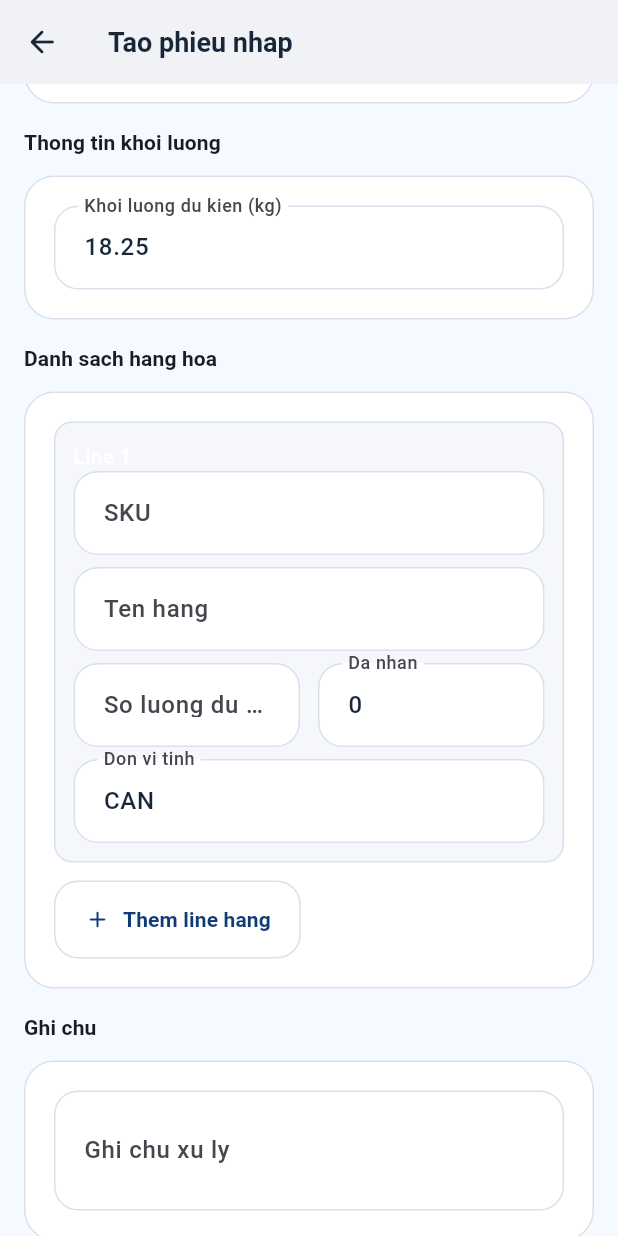
After one commit to nekover0/SmartlogSWM, a Flutter app: the ReceiptCreatePage screen opened by its route, scrolled down 576 dp, after a tap on "Them line hang", after a tap on the "delete outline" icon, on a phone screen of 412 x 824 dp. The commit adds this screen. Run offline on Flutter 3.47's test engine with Material 3 defaults, Android fonts, the phone set to English and light mode, and no system bars; our stand-ins replace dio, flutter_riverpod, flutter_secure_storage, freezed_annotation, go_router, permission_handler; missing offline and left inert: mobile_scanner; accounts and stored records are empty.

Commit message:
feat(inbound): replace receipt create placeholder page

```diff
--- a/mobile/lib/app/router/app_router.dart
+++ b/mobile/lib/app/router/app_router.dart
@@ -16,6 +16,7 @@ import 'package:smartlog_swm_mobile/features/account/presentation/pages/role_adm
 import 'package:smartlog_swm_mobile/features/account/presentation/pages/user_admin_page.dart';
 import 'package:smartlog_swm_mobile/features/auth/presentation/pages/login_page.dart';
 import 'package:smartlog_swm_mobile/features/auth/presentation/pages/post_login_bootstrap_page.dart';
+import 'package:smartlog_swm_mobile/features/inbound/presentation/pages/receipt_create_page.dart';
 import 'package:smartlog_swm_mobile/features/inbound/presentation/pages/receipt_detail_page.dart';
 import 'package:smartlog_swm_mobile/features/inbound/presentation/pages/receipt_list_page.dart';
 import 'package:smartlog_swm_mobile/features/inventory/presentation/pages/inventory_detail_page.dart';
@@ -141,14 +142,7 @@ final appRouterProvider = Provider<GoRouter>((ref) {
         path: AppRoutePaths.receiptCreate,
         name: AppRouteNames.receiptCreate,
         builder: (BuildContext context, GoRouterState state) {
-          return const AppRoutePlaceholderPage(
-            icon: Icons.add_box_outlined,
-            frameLabel: '09. Chi tiết Phiếu Nhập (Refined Flow)',
-            routePath: AppRoutePaths.receiptCreate,
-            title: 'Tạo phiếu nhập',
-            description:
-                'Màn tạo phiếu nhập đang là placeholder cho flow chi tiết inbound.',
-          );
+          return const ReceiptCreatePage();
         },
       ),
       GoRoute(
--- /dev/null
+++ b/mobile/lib/features/inbound/presentation/pages/receipt_create_page.dart
@@ -0,0 +1,497 @@
+import 'package:flutter/material.dart';
+import 'package:go_router/go_router.dart';
+import 'package:smartlog_swm_mobile/app/router/app_route_paths.dart';
+import 'package:smartlog_swm_mobile/shared/theme/app_colors.dart';
+import 'package:smartlog_swm_mobile/shared/theme/app_spacing.dart';
+
+class ReceiptCreatePage extends StatefulWidget {
+  const ReceiptCreatePage({super.key});
+
+  @override
+  State<ReceiptCreatePage> createState() => _ReceiptCreatePageState();
+}
+
+class _ReceiptCreatePageState extends State<ReceiptCreatePage> {
+  final _formKey = GlobalKey<FormState>();
+
+  late final TextEditingController _ownerController;
+  late final TextEditingController _warehouseController;
+  late final TextEditingController _purchaseOrderController;
+  late final TextEditingController _billOfLadingController;
+  late final TextEditingController _vesselController;
+  late final TextEditingController _plateNumberController;
+  late final TextEditingController _expectedWeightController;
+  late final TextEditingController _noteController;
+
+  final List<_DraftLine> _lines = <_DraftLine>[];
+  bool _isSubmitting = false;
+
+  @override
+  void initState() {
+    super.initState();
+    _ownerController = TextEditingController(text: 'Vinamilk Logistics');
+    _warehouseController = TextEditingController(text: 'BDG-WH-02');
+    _purchaseOrderController = TextEditingController();
+    _billOfLadingController = TextEditingController();
+    _vesselController = TextEditingController();
+    _plateNumberController = TextEditingController();
+    _expectedWeightController = TextEditingController(text: '18.25');
+    _noteController = TextEditingController();
+
+    _lines.add(
+      _DraftLine(
+        skuController: TextEditingController(text: 'SKU-MILK-18L'),
+        itemNameController: TextEditingController(
+          text: 'Sua tuoi tiet trung 18L',
+        ),
+        expectedQtyController: TextEditingController(text: '320'),
+        receivedQtyController: TextEditingController(text: '0'),
+        uomController: TextEditingController(text: 'CAN'),
+      ),
+    );
+  }
+
+  @override
+  void dispose() {
+    _ownerController.dispose();
+    _warehouseController.dispose();
+    _purchaseOrderController.dispose();
+    _billOfLadingController.dispose();
+    _vesselController.dispose();
+    _plateNumberController.dispose();
+    _expectedWeightController.dispose();
+    _noteController.dispose();
+
+    for (final line in _lines) {
+      line.dispose();
+    }
+
+    super.dispose();
+  }
+
+  @override
+  Widget build(BuildContext context) {
+    return Scaffold(
+      backgroundColor: const Color(0xFFF4FAFF),
+      appBar: AppBar(
+        leading: IconButton(
+          key: const Key('receipt_create_back_button'),
+          onPressed: _handleBack,
+          icon: const Icon(Icons.arrow_back_rounded),
+          tooltip: 'Quay lai',
+        ),
+        title: const Text('Tao phieu nhap'),
+      ),
+      body: Form(
+        key: _formKey,
+        child: ListView(
+          padding: AppSpacing.pagePadding,
+          children: [
+            const _SectionTitle(title: 'Header chung tu'),
+            Card(
+              child: Padding(
+                padding: AppSpacing.cardPadding,
+                child: Column(
+                  crossAxisAlignment: CrossAxisAlignment.start,
+                  children: [
+                    Text(
+                      'Trang thai ban dau: Draft',
+                      style: Theme.of(context).textTheme.bodySmall?.copyWith(
+                        color: AppColors.textSecondary,
+                        fontWeight: FontWeight.w600,
+                      ),
+                    ),
+                    const SizedBox(height: AppSpacing.sm),
+                    TextFormField(
+                      controller: _ownerController,
+                      decoration: const InputDecoration(
+                        labelText: 'Chu hang',
+                        hintText: 'Vi du: Vinamilk Logistics',
+                      ),
+                      validator: _requiredValidator('Chu hang'),
+                    ),
+                    const SizedBox(height: AppSpacing.sm),
+                    TextFormField(
+                      controller: _warehouseController,
+                      decoration: const InputDecoration(
+                        labelText: 'Kho nhap',
+                        hintText: 'Vi du: BDG-WH-02',
+                      ),
+                      validator: _requiredValidator('Kho nhap'),
+                    ),
+                  ],
+                ),
+              ),
+            ),
+            const SizedBox(height: AppSpacing.md),
+            const _SectionTitle(title: 'Metadata chinh'),
+            Card(
+              child: Padding(
+                padding: AppSpacing.cardPadding,
+                child: Column(
+                  children: [
+                    TextFormField(
+                      controller: _purchaseOrderController,
+                      decoration: const InputDecoration(
+                        labelText: 'So PO',
+                        hintText: 'Vi du: PO-240404-001',
+                      ),
+                    ),
+                    const SizedBox(height: AppSpacing.sm),
+                    TextFormField(
+                      controller: _billOfLadingController,
+                      decoration: const InputDecoration(
+                        labelText: 'So B/L',
+                        hintText: 'Vi du: BL-240404-001',
+                      ),
+                    ),
+                    const SizedBox(height: AppSpacing.sm),
+                    TextFormField(
+                      controller: _plateNumberController,
+                      decoration: const InputDecoration(
+                        labelText: 'Bien so xe',
+                        hintText: 'Vi du: 51D-12345',
+                      ),
+                    ),
+                    const SizedBox(height: AppSpacing.sm),
+                    TextFormField(
+                      controller: _vesselController,
+                      decoration: const InputDecoration(
+                        labelText: 'Ten tau (neu co)',
+                      ),
+                    ),
+                  ],
+                ),
+              ),
+            ),
+            const SizedBox(height: AppSpacing.md),
+            const _SectionTitle(title: 'Thong tin khoi luong'),
+            Card(
+              child: Padding(
+                padding: AppSpacing.cardPadding,
+                child: TextFormField(
+                  controller: _expectedWeightController,
+                  keyboardType: const TextInputType.numberWithOptions(
+                    decimal: true,
+                  ),
+                  decoration: const InputDecoration(
+                    labelText: 'Khoi luong du kien (kg)',
+                    hintText: 'Vi du: 18250.0',
+                  ),
+                  validator: (value) {
+                    final normalized = (value ?? '').trim().replaceAll(
+                      ',',
+                      '.',
+                    );
+                    final parsed = double.tryParse(normalized);
+                    if (parsed == null || parsed <= 0) {
+                      return 'Nhap khoi luong du kien hop le';
+                    }
+                    return null;
+                  },
+                ),
+              ),
+            ),
+            const SizedBox(height: AppSpacing.md),
+            const _SectionTitle(title: 'Danh sach hang hoa'),
+            Card(
+              child: Padding(
+                padding: AppSpacing.cardPadding,
+                child: Column(
+                  children: [
+                    for (var index = 0; index < _lines.length; index++) ...[
+                      _DraftLineEditor(
+                        line: _lines[index],
+                        index: index,
+                        onRemove: _lines.length == 1
+                            ? null
+                            : () => _removeLine(index),
+                        validator: _requiredValidator,
+                      ),
+                      if (index < _lines.length - 1)
+                        const SizedBox(height: AppSpacing.sm),
+                    ],
+                    const SizedBox(height: AppSpacing.sm),
+                    Align(
+                      alignment: Alignment.centerLeft,
+                      child: OutlinedButton.icon(
+                        key: const Key('receipt_create_add_line_button'),
+                        onPressed: _addLine,
+                        icon: const Icon(Icons.add_rounded),
+                        label: const Text('Them line hang'),
+                      ),
+                    ),
+                  ],
+                ),
+              ),
+            ),
+            const SizedBox(height: AppSpacing.md),
+            const _SectionTitle(title: 'Ghi chu'),
+            Card(
+              child: Padding(
+                padding: AppSpacing.cardPadding,
+                child: TextFormField(
+                  controller: _noteController,
+                  minLines: 2,
+                  maxLines: 4,
+                  decoration: const InputDecoration(
+                    labelText: 'Ghi chu xu ly',
+                    hintText: 'Nhap huong dan cho doi can va doi kho neu can',
+                  ),
+                ),
+              ),
+            ),
+            const SizedBox(height: AppSpacing.lg),
+            Row(
+              children: [
+                Expanded(
+                  child: OutlinedButton(
+                    onPressed: _isSubmitting ? null : _handleBack,
+                    child: const Text('Huy'),
+                  ),
+                ),
+                const SizedBox(width: AppSpacing.sm),
+                Expanded(
+                  child: ElevatedButton.icon(
+                    key: const Key('receipt_create_submit_button'),
+                    onPressed: _isSubmitting ? null : _handleSubmit,
+                    icon: _isSubmitting
+                        ? const SizedBox(
+                            width: 18,
+                            height: 18,
+                            child: CircularProgressIndicator(strokeWidth: 2),
+                          )
+                        : const Icon(Icons.check_rounded),
+                    label: Text(_isSubmitting ? 'Dang tao...' : 'Tao phieu'),
+                  ),
+                ),
+              ],
+            ),
+            const SizedBox(height: AppSpacing.xxl),
+          ],
+        ),
+      ),
+    );
+  }
+
+  FormFieldValidator<String> _requiredValidator(String label) {
+    return (value) {
+      if ((value ?? '').trim().isEmpty) {
+        return 'Vui long nhap $label';
+      }
+      return null;
+    };
+  }
+
+  void _addLine() {
+    setState(() {
+      _lines.add(
+        _DraftLine(
+          skuController: TextEditingController(),
+          itemNameController: TextEditingController(),
+          expectedQtyController: TextEditingController(),
+          receivedQtyController: TextEditingController(text: '0'),
+          uomController: TextEditingController(text: 'CAN'),
+        ),
+      );
+    });
+  }
+
+  void _removeLine(int index) {
+    setState(() {
+      final removed = _lines.removeAt(index);
+      removed.dispose();
+    });
+  }
+
+  Future<void> _handleSubmit() async {
+    final isValid = _formKey.currentState?.validate() ?? false;
+    if (!isValid) {
+      return;
+    }
+
+    setState(() {
+      _isSubmitting = true;
+    });
+
+    await Future<void>.delayed(const Duration(milliseconds: 450));
+
+    if (!mounted) {
+      return;
+    }
+
+    setState(() {
+      _isSubmitting = false;
+    });
+
+    final generatedNo = _generateReceiptNo();
+    ScaffoldMessenger.of(context)
+      ..hideCurrentSnackBar()
+      ..showSnackBar(
+        SnackBar(
+          content: Text('Da tao phieu nhap $generatedNo o trang thai Draft.'),
+        ),
+      );
+
+    if (context.canPop()) {
+      context.pop();
+      return;
+    }
+
+    context.go(AppRoutePaths.receiptList);
+  }
+
+  String _generateReceiptNo() {
+    final now = DateTime.now();
+    final day = now.day.toString().padLeft(2, '0');
+    final month = now.month.toString().padLeft(2, '0');
+    final serial = (100 + _lines.length).toString();
+    return 'RCP-$day$month-${now.year}-$serial';
+  }
+
+  void _handleBack() {
+    if (context.canPop()) {
+      context.pop();
+      return;
+    }
+
+    context.go(AppRoutePaths.receiptList);
+  }
+}
+
+class _SectionTitle extends StatelessWidget {
+  const _SectionTitle({required this.title});
+
+  final String title;
+
+  @override
+  Widget build(BuildContext context) {
+    return Padding(
+      padding: const EdgeInsets.only(bottom: AppSpacing.sm),
+      child: Text(
+        title,
+        style: Theme.of(
+          context,
+        ).textTheme.titleSmall?.copyWith(fontWeight: FontWeight.w700),
+      ),
+    );
+  }
+}
+
+class _DraftLineEditor extends StatelessWidget {
+  const _DraftLineEditor({
+    required this.line,
+    required this.index,
+    required this.validator,
+    this.onRemove,
+  });
+
+  final _DraftLine line;
+  final int index;
+  final VoidCallback? onRemove;
+  final FormFieldValidator<String> Function(String label) validator;
+
+  @override
+  Widget build(BuildContext context) {
+    return Container(
+      padding: const EdgeInsets.all(AppSpacing.sm),
+      decoration: BoxDecoration(
+        color: AppColors.background,
+        borderRadius: BorderRadius.circular(12),
+        border: Border.all(color: AppColors.border),
+      ),
+      child: Column(
+        crossAxisAlignment: CrossAxisAlignment.start,
+        children: [
+          Row(
+            children: [
+              Expanded(
+                child: Text(
+                  'Line ${index + 1}',
+                  style: Theme.of(
+                    context,
+                  ).textTheme.labelLarge?.copyWith(fontWeight: FontWeight.w700),
+                ),
+              ),
+              if (onRemove != null)
+                IconButton(
+                  onPressed: onRemove,
+                  icon: const Icon(Icons.delete_outline_rounded),
+                  tooltip: 'Xoa line',
+                ),
+            ],
+          ),
+          TextFormField(
+            controller: line.skuController,
+            decoration: const InputDecoration(labelText: 'SKU'),
+            validator: validator('SKU'),
+          ),
+          const SizedBox(height: AppSpacing.xs),
+          TextFormField(
+            controller: line.itemNameController,
+            decoration: const InputDecoration(labelText: 'Ten hang'),
+            validator: validator('Ten hang'),
+          ),
+          const SizedBox(height: AppSpacing.xs),
+          Row(
+            children: [
+              Expanded(
+                child: TextFormField(
+                  controller: line.expectedQtyController,
+                  keyboardType: const TextInputType.numberWithOptions(
+                    decimal: true,
+                  ),
+                  decoration: const InputDecoration(
+                    labelText: 'So luong du kien',
+                  ),
+                  validator: validator('so luong du kien'),
+                ),
+              ),
+              const SizedBox(width: AppSpacing.sm),
+              Expanded(
+                child: TextFormField(
+                  controller: line.receivedQtyController,
+                  keyboardType: const TextInputType.numberWithOptions(
+                    decimal: true,
+                  ),
+                  decoration: const InputDecoration(labelText: 'Da nhan'),
+                  validator: validator('so luong da nhan'),
+                ),
+              ),
+            ],
+          ),
+          const SizedBox(height: AppSpacing.xs),
+          TextFormField(
+            controller: line.uomController,
+            decoration: const InputDecoration(labelText: 'Don vi tinh'),
+            validator: validator('don vi tinh'),
+          ),
+        ],
+      ),
+    );
+  }
+}
+
+class _DraftLine {
+  _DraftLine({
+    required this.skuController,
+    required this.itemNameController,
+    required this.expectedQtyController,
+    required this.receivedQtyController,
+    required this.uomController,
+  });
+
+  final TextEditingController skuController;
+  final TextEditingController itemNameController;
+  final TextEditingController expectedQtyController;
+  final TextEditingController receivedQtyController;
+  final TextEditingController uomController;
+
+  void dispose() {
+    skuController.dispose();
+    itemNameController.dispose();
+    expectedQtyController.dispose();
+    receivedQtyController.dispose();
+    uomController.dispose();
+  }
+}
```
Also changed, not shown: 1 other file.
